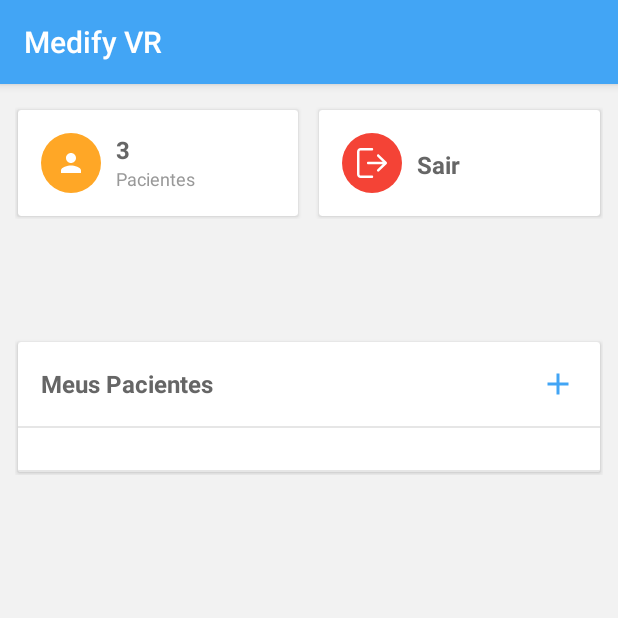
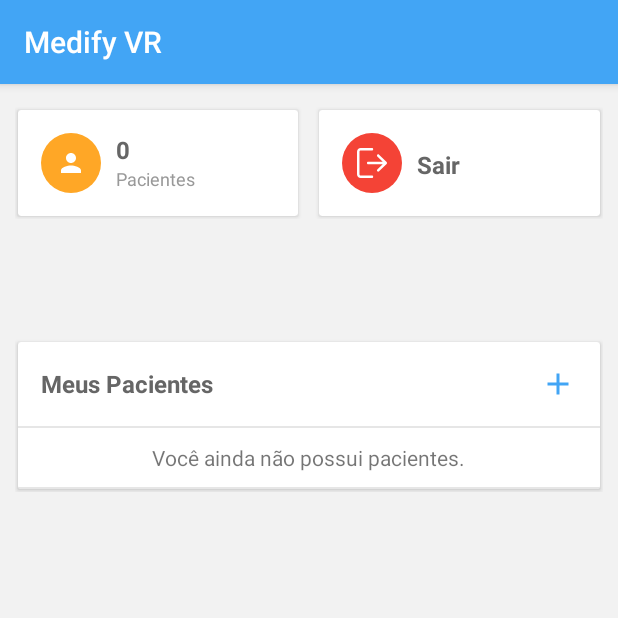
Before and after one commit to juzejunior/Medify-VR, an Android app: the screen it shows after launch once a user with an empty profile is signed in (MainActivity), on a phone screen of 412 x 824 dp, the top half of it. Run offline under Robolectric (Android 15) with nearby library versions, the phone set to English and light mode, and no system bars; our stand-ins replace Firebase (no records; nobody signed in at launch, a user with empty details on screens opened directly); libraries missing offline, so code that uses them is left out: com.firebase.ui.

Commit message:
upd: updating things

```diff
--- a/app/build.gradle
+++ b/app/build.gradle
@@ -61,6 +61,7 @@ dependencies {
     implementation 'com.hootsuite.android:nachos:1.1.1'                // material chips
     implementation 'com.google.android:flexbox:0.3.2'                  // google flexible box
     implementation 'com.crystal:crystalrangeseekbar:1.1.3'             // range seek bar
+    implementation 'com.google.code.gson:gson:2.8.5'
 
     testImplementation 'junit:junit:4.12'
     androidTestImplementation 'androidx.test:runner:1.2.0'
--- a/app/src/main/AndroidManifest.xml
+++ b/app/src/main/AndroidManifest.xml
@@ -16,6 +16,8 @@
             android:roundIcon="@mipmap/ic_launcher_round"
             android:supportsRtl="true"
             android:theme="@style/AppTheme">
+        <activity android:name=".ChooseProcedureActivity">
+        </activity>
         <activity android:name=".LoginActivity">
         </activity>
         <activity android:name=".ResultActivity">
--- a/app/src/main/java/br/com/spacerocket/medifyvr/MainActivity.kt
+++ b/app/src/main/java/br/com/spacerocket/medifyvr/MainActivity.kt
@@ -10,12 +10,15 @@ import androidx.recyclerview.widget.LinearLayoutManager
 import androidx.recyclerview.widget.RecyclerView
 import br.com.spacerocket.medifyvr.adapter.PatientAdapter
 import com.firebase.ui.auth.AuthUI
+import com.google.firebase.auth.FirebaseAuth
 import kotlinx.android.synthetic.main.activity_main.*
 import com.google.firebase.firestore.FirebaseFirestore
+import com.google.gson.Gson
 
 class MainActivity : AppCompatActivity() {
 
     var db = FirebaseFirestore.getInstance()
+    var auth = FirebaseAuth.getInstance()
     var patients = ArrayList<Paciente>()
     private var mRecyclerView: RecyclerView? = null
     private var mLayoutManager: RecyclerView.LayoutManager? = null
@@ -48,13 +51,31 @@ class MainActivity : AppCompatActivity() {
                     for (document in task.result!!) {
                         Log.d("PATIENT", document.getId() + " => " + document.getData())
                         var patient: Paciente = document.toObject(Paciente::class.java)
-                        patients.add(patient)
+                        if (patient.idMedico == auth.currentUser?.uid) {
+                            patients.add(patient)
+                        }
+                    }
+
+                    totalPatientsTV.text = patients.size.toString()
+                    if (patients.isEmpty()) {
+                        noPatientsRL.visibility = View.VISIBLE
+                        rvPatients.visibility = View.GONE
+                    } else {
+                        noPatientsRL.visibility = View.GONE
+                        rvPatients.visibility = View.VISIBLE
                     }
                     mAdapter?.notifyDataSetChanged()
                 } else {
                     Log.d("ERRO GET PATIENTS", "Error getting documents: ", task.exception)
                 }
             }
+    }
+
+    fun goToChooseProcedureScreen(patient: Paciente) {
+       val intent = Intent(this, ChooseProcedureActivity::class.java)
+       val jsonPatient = Gson().toJson(patient)
+        intent.putExtra("PATIENT", jsonPatient)
+       startActivity(intent)
     }
 
     private fun initListeners() {
--- a/app/src/main/java/br/com/spacerocket/medifyvr/ResultActivity.kt
+++ b/app/src/main/java/br/com/spacerocket/medifyvr/ResultActivity.kt
@@ -27,7 +27,7 @@ class ResultActivity : AppCompatActivity() {
         lp.width = WindowManager.LayoutParams.WRAP_CONTENT
         lp.height = WindowManager.LayoutParams.WRAP_CONTENT
 
-        dialog.title.text = "Parabéns você conseguiu coletar "
+        dialog.title.text = "Parabéns"
         dialog.tvTotalPoint.text = intent.getIntExtra("RESULT", 0).toString()+" elementos!"
 
         dialog.bt_keep.setOnClickListener {
--- a/app/src/main/java/br/com/spacerocket/medifyvr/adapter/PatientAdapter.kt
+++ b/app/src/main/java/br/com/spacerocket/medifyvr/adapter/PatientAdapter.kt
@@ -8,6 +8,7 @@ import android.view.ViewGroup
 import android.widget.LinearLayout
 import android.widget.TextView
 import androidx.recyclerview.widget.RecyclerView
+import br.com.spacerocket.medifyvr.MainActivity
 
 import br.com.spacerocket.medifyvr.Paciente
 import br.com.spacerocket.medifyvr.R
@@ -53,7 +54,9 @@ class PatientAdapter(private val mContext: Context, listPatient: ArrayList<Pacie
         holder.tvBirthDatePatient.text = patient.data_nascimento
 
         holder.linearLayoutView.setOnClickListener {
-
+            if (mContext is MainActivity) {
+                mContext.goToChooseProcedureScreen(patient)
+            }
         }
     }
 
--- a/app/src/main/res/drawable/btn_rounded_blue.xml
+++ b/app/src/main/res/drawable/btn_rounded_blue.xml
@@ -6,7 +6,7 @@
             <item android:bottom="4dp" android:left="4dp" android:right="4dp" android:top="4dp">
                 <shape android:shape="rectangle">
                     <corners android:bottomLeftRadius="30dp" android:bottomRightRadius="30dp" android:radius="60dp" android:topLeftRadius="30dp" android:topRightRadius="30dp" />
-                    <solid android:color="@color/colorPrimary" />
+                    <solid android:color="@color/red_500" />
                     <padding android:bottom="0dp" android:left="0dp" android:right="0dp" android:top="0dp" />
                     <size android:width="110dp" android:height="40dp" />
                 </shape>
@@ -20,7 +20,7 @@
             <item android:bottom="4dp" android:left="4dp" android:right="4dp" android:top="4dp">
                 <shape android:shape="rectangle">
                     <corners android:bottomLeftRadius="30dp" android:bottomRightRadius="30dp" android:radius="60dp" android:topLeftRadius="30dp" android:topRightRadius="30dp" />
-                    <solid android:color="@color/colorPrimary" />
+                    <solid android:color="@color/red_500" />
                     <padding android:bottom="0dp" android:left="0dp" android:right="0dp" android:top="0dp" />
                     <size android:width="110dp" android:height="40dp" />
                 </shape>
--- a/app/src/main/res/layout/activity_main.xml
+++ b/app/src/main/res/layout/activity_main.xml
@@ -79,9 +79,10 @@
                                 android:orientation="vertical">
 
                             <TextView
+                                    android:id="@+id/totalPatientsTV"
                                     android:layout_width="wrap_content"
                                     android:layout_height="wrap_content"
-                                    android:text="3"
+                                    android:text="0"
                                     android:textAppearance="@style/Base.TextAppearance.AppCompat.Subhead"
                                     android:textColor="@color/grey_60"
                                     android:textStyle="bold" />
@@ -306,6 +307,22 @@
                                 android:layout_centerHorizontal="true"
                                 android:layout_marginTop="8dp" />
 
+                        <RelativeLayout
+                                android:id="@+id/noPatientsRL"
+                                android:visibility="gone"
+                                android:layout_width="match_parent"
+                                        android:layout_height="match_parent">
+                            <TextView
+                                    android:layout_centerHorizontal="true"
+                                    android:layout_width="wrap_content"
+                                    android:layout_height="wrap_content"
+                                    android:textAlignment="center"
+                                    android:text="Você ainda não possui pacientes."
+                            />
+
+                        </RelativeLayout>
+
+
                         <!--<LinearLayout
                                 android:layout_width="match_parent"
                                 android:layout_height="@dimen/spacing_xmlarge"
```
Also changed, not shown: app/src/main/java/br/com/spacerocket/medifyvr/CatchBallSessionActivity.kt (+9 -5 lines), app/src/main/java/br/com/spacerocket/medifyvr/ChooseProcedureActivity.kt (added, +23 -0 lines), app/src/main/res/layout/activity_choose_procedure.xml (added, +78 -0 lines), app/src/main/res/layout/dialog_light.xml (+8 -18 lines), app/src/main/res/drawable/itens.jpg (added).
